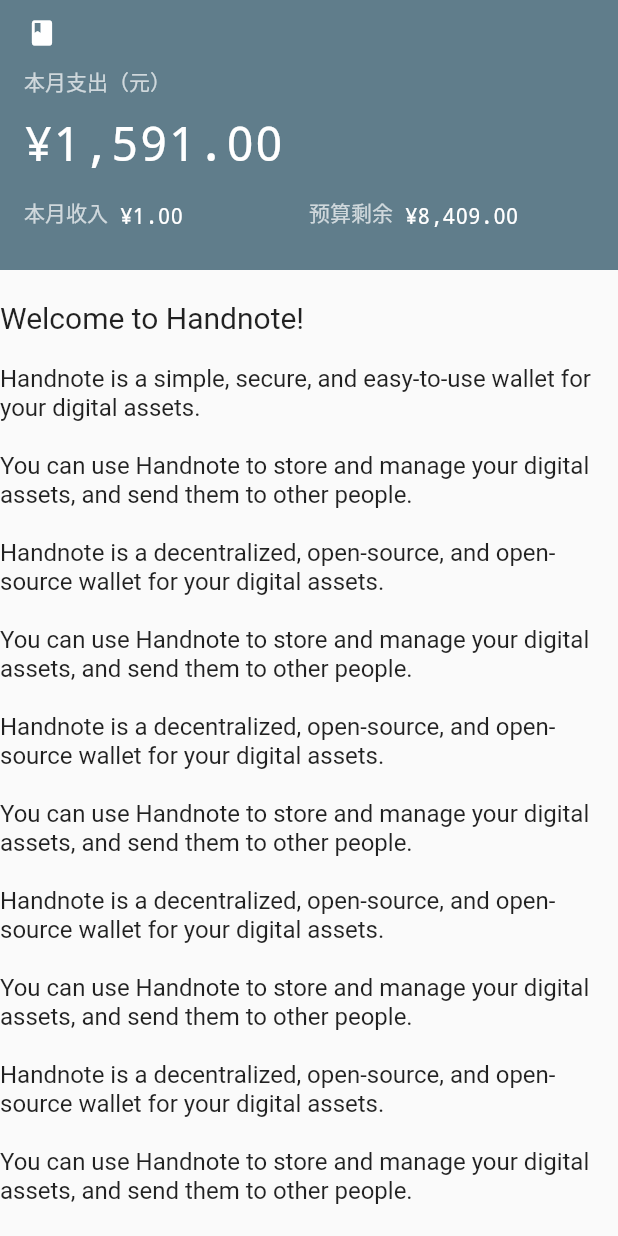
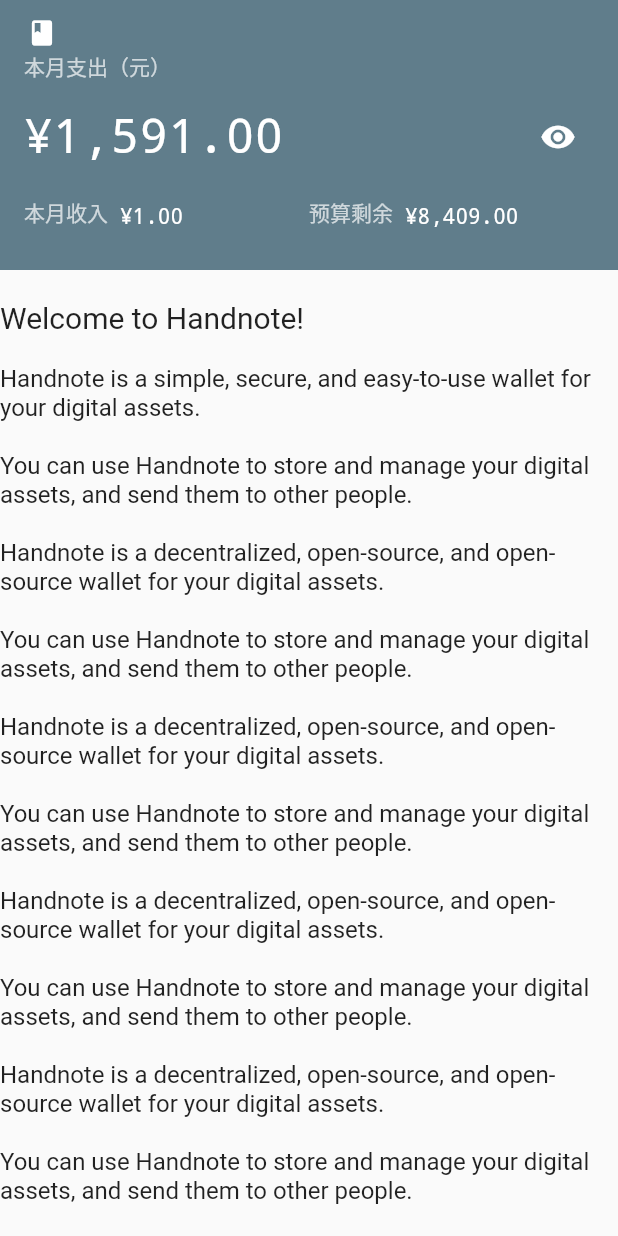
Before and after one commit to handnotes/handnote, a Flutter app: the screen it shows after launch, on a phone screen of 412 x 824 dp. Run offline on Flutter 3.47's test engine with Material 2 defaults, Android fonts, the phone set to English and light mode, and no system bars; our stand-ins replace flutter_hooks, sqflite; accounts and stored records are empty.

Commit message:
feat: support mask income and outcome

```diff
--- a/lib/wallet/screen/wallet_home_screen.dart
+++ b/lib/wallet/screen/wallet_home_screen.dart
@@ -12,6 +12,7 @@
   @override
   Widget build(BuildContext context) {
     final titleOpacity = useState<double>(0);
+    final maskAmount = useState(false);
     final scrollController = useScrollController();
     scrollController.addListener(() {
       titleOpacity.value = scrollController.offset > bannerHeight * 0.7 ? 1 : 0;
@@ -21,7 +22,7 @@
       body: CustomScrollView(
         controller: scrollController,
         slivers: [
-          _appBar(titleOpacity),
+          _appBar(titleOpacity, maskAmount),
           SliverList(
             delegate: SliverChildListDelegate([
               const SizedBox(height: 20),
@@ -96,7 +97,7 @@
     );
   }
 
-  Widget _appBar(ValueNotifier<double> titleOpacity) {
+  Widget _appBar(ValueNotifier<double> titleOpacity, ValueNotifier<bool> maskAmount) {
     double outcome = 1591.0;
     double income = 1;
     double budget = 10000;
@@ -134,7 +135,19 @@
             children: [
               const Text("本月支出（元）", style: TextStyle(fontSize: 14, color: Colors.white70)),
               const SizedBox(height: 12),
-              CurrencyText(outcome, fontSize: 32),
+              Row(
+                children: [
+                  Expanded(child: CurrencyText(outcome, mask: maskAmount.value, fontSize: 32)),
+                  IconButton(
+                    onPressed: () {
+                      maskAmount.value = !maskAmount.value;
+                    },
+                    icon: maskAmount.value
+                        ? const Icon(Icons.visibility_off, color: Colors.white)
+                        : const Icon(Icons.visibility, color: Colors.white),
+                  ),
+                ],
+              ),
               const SizedBox(height: 16),
               Row(
                 children: [
@@ -143,7 +156,7 @@
                       onTap: () {
                         // TODO: income page
                       },
-                      child: _incomeWidget(income),
+                      child: _incomeWidget(income, maskAmount),
                     ),
                   ),
                   Expanded(
@@ -151,7 +164,7 @@
                       onTap: () {
                         // TODO: setup budget page
                       },
-                      child: _budgetWidget(budget, outcome),
+                      child: _budgetWidget(budget, outcome, maskAmount),
                     ),
                   ),
                 ],
@@ -163,20 +176,22 @@
     );
   }
 
-  Widget _incomeWidget(double income) {
+  Widget _incomeWidget(double income, ValueNotifier<bool> maskAmount) {
     return Row(
       crossAxisAlignment: CrossAxisAlignment.end,
       children: [
         const Text("本月收入", style: TextStyle(fontSize: 14, color: Colors.white70)),
         const SizedBox(width: 8),
-        income > 0
-            ? CurrencyText(income, fontSize: 14)
-            : const Text("暂无收入", style: TextStyle(fontSize: 14, color: Colors.white70)),
+        maskAmount.value
+            ? CurrencyText(income, mask: true, fontSize: 14)
+            : income > 0
+                ? CurrencyText(income, fontSize: 14)
+                : const Text("暂无收入", style: TextStyle(fontSize: 14, color: Colors.white70)),
       ],
     );
   }
 
-  Widget _budgetWidget(double budget, double outcome) {
+  Widget _budgetWidget(double budget, double outcome, ValueNotifier<bool> maskAmount) {
     return budget == 0
         ? Row(
             crossAxisAlignment: CrossAxisAlignment.end,
@@ -191,7 +206,7 @@
             children: [
               Text(budget - outcome > 0 ? "预算剩余" : "预算超支", style: const TextStyle(fontSize: 14, color: Colors.white70)),
               const SizedBox(width: 8),
-              CurrencyText((budget - outcome).abs(), fontSize: 14),
+              CurrencyText((budget - outcome).abs(), mask: maskAmount.value, fontSize: 14),
             ],
           );
   }
--- a/lib/widgets/currency_text.dart
+++ b/lib/widgets/currency_text.dart
@@ -6,24 +6,26 @@
   const CurrencyText(
     this.amount, {
     Key? key,
+    this.mask = false,
     this.fontSize = 16,
     this.color = Colors.white,
   }) : super(key: key);
 
   final double amount;
+  final bool mask;
   final double fontSize;
   final Color color;
 
   @override
   Widget build(BuildContext context) {
-    final amountString = currencyYuanFormatter.format(amount);
+    final amountString = mask ? '****' : currencyYuanFormatter.format(amount);
 
     return Text(amountString,
         style: TextStyle(
           fontSize: fontSize,
           color: color,
           fontFamily: 'monospace',
-          fontFamilyFallback: ['Courier'],
+          fontFamilyFallback: const ['Courier'],
         ));
   }
 }
```
